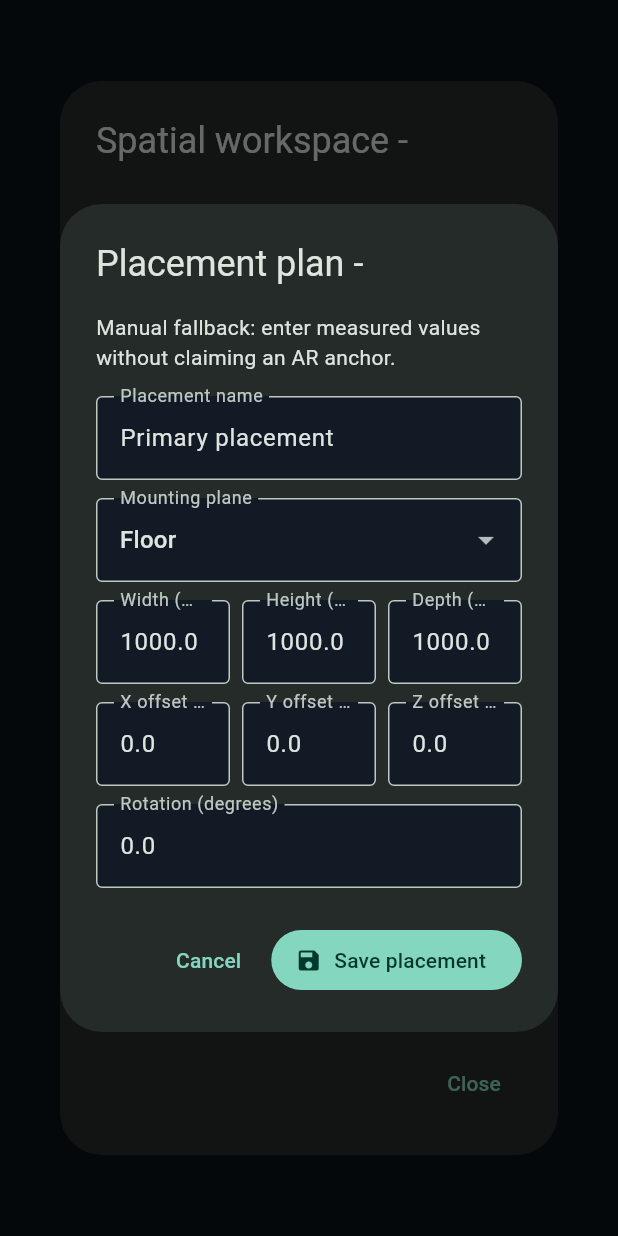
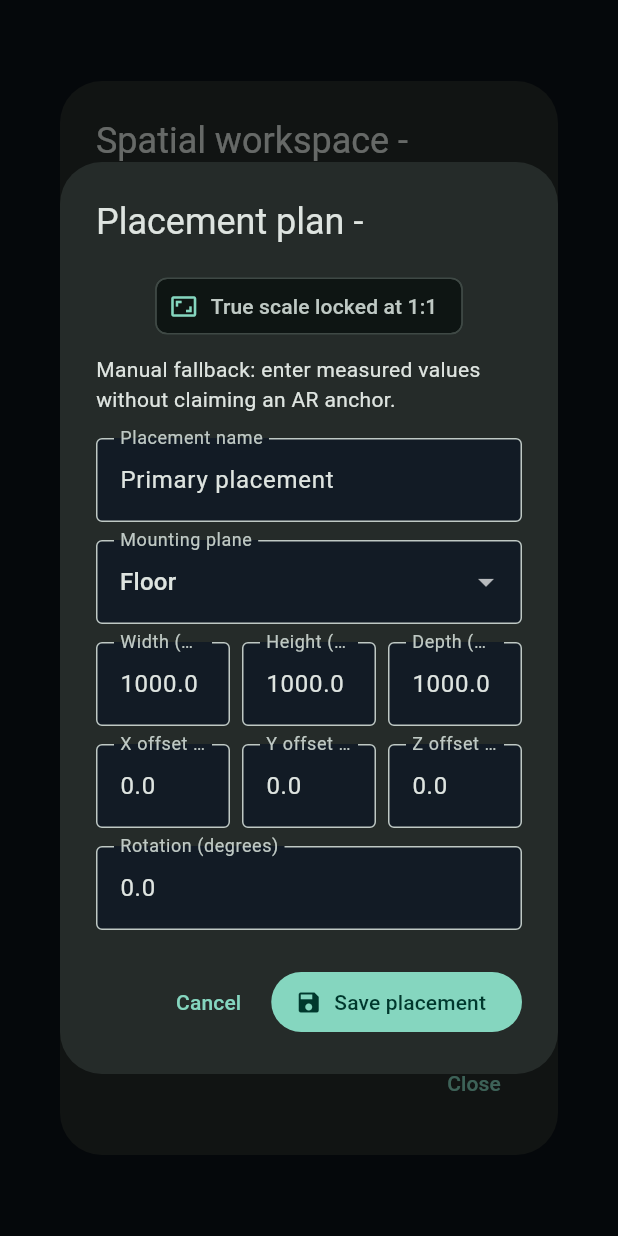
Before and after one commit to Omatsulijoshua/CADPILOT-AI, a Flutter app: the SpatialCapabilityPanel widget shown alone on an empty page, opened directly with empty values, after a tap on "Add manual placement", on a phone screen of 412 x 824 dp. Run offline on Flutter 3.47's test engine with Material 3 defaults, Android fonts, the phone set to English and light mode, and no system bars; our stand-ins replace flutter_riverpod, flutter_secure_storage, shared_preferences; accounts and stored records are empty.

Commit message:
Add true-scale placement locking

```diff
--- a/tablet_app/lib/src/spatial.dart
+++ b/tablet_app/lib/src/spatial.dart
@@ -226,21 +226,31 @@ class _SpatialCapabilityPanelState extends State<SpatialCapabilityPanel> {
                         leading: const Icon(Icons.place_outlined),
                         title: Text(placement.name),
                         subtitle: Text(
-                            '${placement.plane} plane - ${placement.widthMm} x ${placement.heightMm} x ${placement.depthMm} mm'),
+                            '${placement.plane} plane - 1:1 scale - ${placement.widthMm} x ${placement.heightMm} x ${placement.depthMm} mm'),
                         trailing: Wrap(children: [
                           IconButton(
                               tooltip: 'Edit placement',
-                              onPressed: () =>
-                                  _editPlacement(context, placement),
+                              onPressed: placement.isLocked
+                                  ? null
+                                  : () => _editPlacement(context, placement),
                               icon: const Icon(Icons.edit_outlined)),
+                          IconButton(
+                              tooltip: placement.isLocked
+                                  ? 'Unlock placement'
+                                  : 'Lock placement',
+                              onPressed: () => _toggleLock(placement),
+                              icon: Icon(placement.isLocked
+                                  ? Icons.lock_outline
+                                  : Icons.lock_open_outlined)),
                           IconButton(
                               tooltip: 'Duplicate placement',
                               onPressed: () => _duplicatePlacement(placement),
                               icon: const Icon(Icons.copy_outlined)),
                           IconButton(
                               tooltip: 'Delete placement',
-                              onPressed: () =>
-                                  _deletePlacement(context, placement),
+                              onPressed: placement.isLocked
+                                  ? null
+                                  : () => _deletePlacement(context, placement),
                               icon: const Icon(Icons.delete_outline)),
                         ]),
                       )),
@@ -297,6 +307,10 @@ class _SpatialCapabilityPanelState extends State<SpatialCapabilityPanel> {
           initial: placement),
     );
     if (updated != null) _upsert(updated);
+  }
+
+  void _toggleLock(SpatialPlacement placement) {
+    _upsert(placement.copyWith(isLocked: !placement.isLocked));
   }
 
   void _duplicatePlacement(SpatialPlacement placement) {
@@ -428,6 +442,7 @@ class _PlacementPlannerDialogState extends State<PlacementPlannerDialog> {
         offsetYMm: number(y),
         offsetZMm: number(z),
         rotationDegrees: number(rotation),
+        isLocked: widget.initial?.isLocked ?? false,
       ),
     );
   }
@@ -441,6 +456,11 @@ class _PlacementPlannerDialogState extends State<PlacementPlannerDialog> {
             key: formKey,
             child: SingleChildScrollView(
               child: Column(mainAxisSize: MainAxisSize.min, children: [
+                const Chip(
+                  avatar: Icon(Icons.aspect_ratio),
+                  label: Text('True scale locked at 1:1'),
+                ),
+                const SizedBox(height: 8),
                 Text(widget.source == 'camera_ar'
                     ? 'Camera AR is available. This plan will be ready for a live plane anchor.'
                     : 'Manual fallback: enter measured values without claiming an AR anchor.'),
--- a/tablet_app/lib/src/spatial_models.dart
+++ b/tablet_app/lib/src/spatial_models.dart
@@ -12,6 +12,7 @@ class SpatialPlacement {
     required this.offsetYMm,
     required this.offsetZMm,
     required this.rotationDegrees,
+    this.isLocked = false,
   });
 
   final String id;
@@ -26,6 +27,9 @@ class SpatialPlacement {
   final double offsetYMm;
   final double offsetZMm;
   final double rotationDegrees;
+  final bool isLocked;
+
+  static const double trueScale = 1.0;
 
   SpatialPlacement copyWith({
     String? id,
@@ -40,6 +44,7 @@ class SpatialPlacement {
     double? offsetYMm,
     double? offsetZMm,
     double? rotationDegrees,
+    bool? isLocked,
   }) =>
       SpatialPlacement(
         id: id ?? this.id,
@@ -54,6 +59,7 @@ class SpatialPlacement {
         offsetYMm: offsetYMm ?? this.offsetYMm,
         offsetZMm: offsetZMm ?? this.offsetZMm,
         rotationDegrees: rotationDegrees ?? this.rotationDegrees,
+        isLocked: isLocked ?? this.isLocked,
       );
   Map<String, Object?> toJson() => {
         'id': id,
@@ -68,6 +74,8 @@ class SpatialPlacement {
         'offsetYMm': offsetYMm,
         'offsetZMm': offsetZMm,
         'rotationDegrees': rotationDegrees,
+        'scale': trueScale,
+        'isLocked': isLocked,
       };
 
   factory SpatialPlacement.fromJson(Map<String, Object?> json) =>
@@ -84,5 +92,6 @@ class SpatialPlacement {
         offsetYMm: (json['offsetYMm'] as num?)?.toDouble() ?? 0,
         offsetZMm: (json['offsetZMm'] as num?)?.toDouble() ?? 0,
         rotationDegrees: (json['rotationDegrees'] as num?)?.toDouble() ?? 0,
+        isLocked: json['isLocked'] as bool? ?? false,
       );
 }
```
Also changed, not shown: 2 other files.
